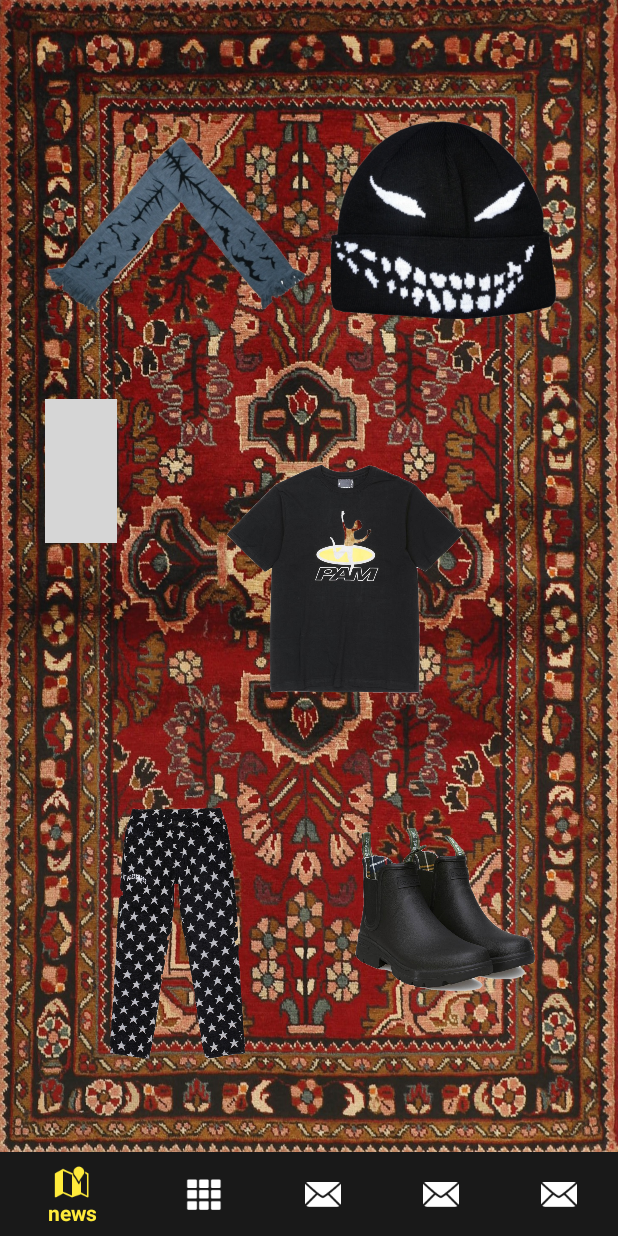
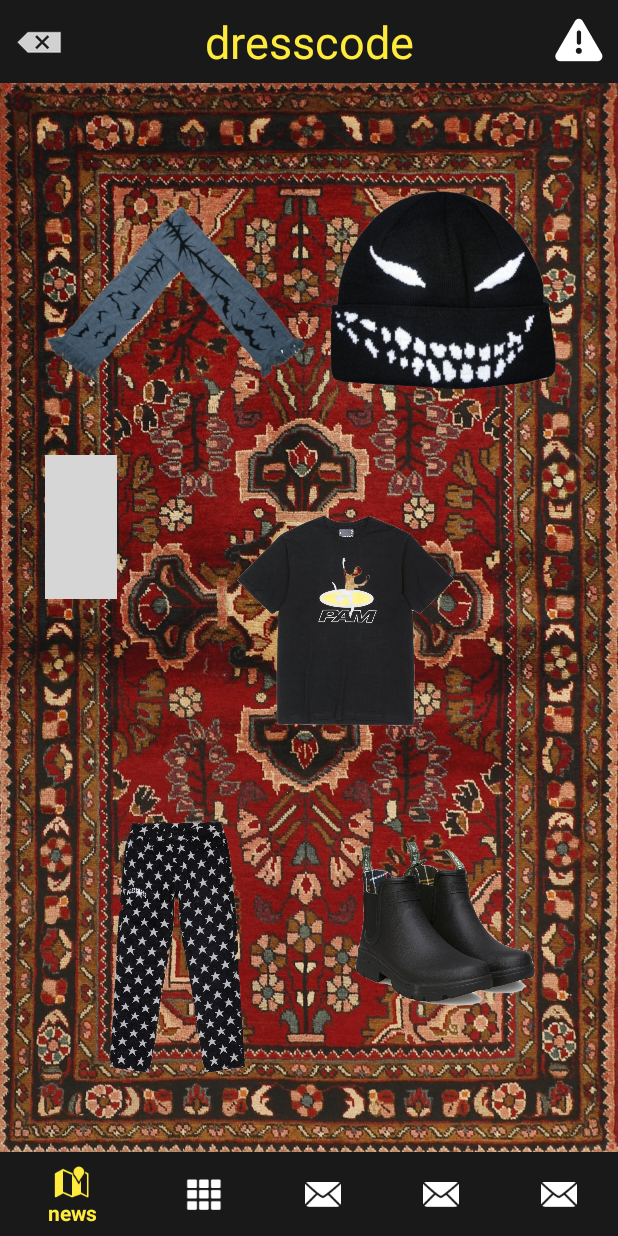
Before and after one commit to biba-boba-2-dolboeba/dresscode-proj, an Android app: the MainActivity screen opened directly, with no data from a screen before it, on a phone screen of 412 x 824 dp. Run offline under Robolectric (Android 15) with nearby library versions, the phone set to English and light mode, and no system bars; grey boxes are pictures that could not be loaded.

Commit message:
created upBottomNavigateView

```diff
--- /dev/null
+++ b/app/src/main/res/drawable/click.xml
@@ -0,0 +1,12 @@
+<?xml version="1.0" encoding="utf-8"?>
+<selector xmlns:android="http://schemas.android.com/apk/res/android">
+
+    <item
+        android:state_pressed="true"
+        android:color="@color/yellow"/>
+
+    <item
+        android:state_pressed="false"
+        android:color="@android:color/background_light"/>
+
+</selector>
--- a/app/src/main/res/layout/main_activity_layout.xml
+++ b/app/src/main/res/layout/main_activity_layout.xml
@@ -16,7 +16,7 @@
         app:layout_constraintBottom_toTopOf="@+id/down_bottom_navigation"
         app:layout_constraintEnd_toEndOf="parent"
         app:layout_constraintStart_toStartOf="parent"
-        app:layout_constraintTop_toTopOf="parent">
+        app:layout_constraintTop_toBottomOf="@+id/constraintLayout3">
 
         <LinearLayout
             android:layout_width="0dp"
@@ -107,20 +107,74 @@
             </LinearLayout>
 
         </LinearLayout>
+
     </androidx.constraintlayout.widget.ConstraintLayout>
 
     <com.google.android.material.bottomnavigation.BottomNavigationView
         android:id="@+id/down_bottom_navigation"
         android:layout_width="match_parent"
         android:layout_height="wrap_content"
+        android:background="@color/main_background_color"
         app:itemIconTint="@drawable/selector"
         app:itemTextColor="@drawable/selector"
-        android:background="@color/first_color"
         app:layout_constraintBottom_toBottomOf="parent"
         app:layout_constraintEnd_toEndOf="parent"
         app:layout_constraintStart_toStartOf="parent"
-        app:layout_constraintTop_toTopOf="parent"
-        app:layout_constraintVertical_bias="1.0"
         app:menu="@menu/menu_down_botton_navigation" />
 
+    <androidx.constraintlayout.widget.ConstraintLayout
+        android:id="@+id/constraintLayout3"
+        android:layout_width="match_parent"
+        android:layout_height="55dp"
+        android:background="@color/main_background_color"
+        app:layout_constraintEnd_toEndOf="parent"
+        app:layout_constraintStart_toStartOf="parent"
+        app:layout_constraintTop_toTopOf="parent">
+
+        <TextView
+            android:id="@+id/textView5"
+            android:layout_width="wrap_content"
+            android:layout_height="wrap_content"
+            android:text="@string/app_name"
+            android:textColor="@color/yellow"
+            android:textSize="30sp"
+            app:layout_constraintBottom_toBottomOf="parent"
+            app:layout_constraintEnd_toEndOf="parent"
+            app:layout_constraintStart_toStartOf="parent"
+            app:layout_constraintTop_toTopOf="parent" />
+
+        <ImageButton
+            android:id="@+id/imageButton2"
+            android:layout_width="wrap_content"
+            android:layout_height="wrap_content"
+            android:layout_marginStart="10dp"
+            android:background="@null"
+            android:tint="@drawable/click"
+            android:scaleType="centerInside"
+            app:layout_constraintBottom_toBottomOf="parent"
+            app:layout_constraintEnd_toStartOf="@+id/textView5"
+            app:layout_constraintHorizontal_bias="0.0"
+            app:layout_constraintStart_toStartOf="parent"
+            app:layout_constraintTop_toTopOf="parent"
+            app:srcCompat="@android:drawable/ic_input_delete" />
+
+        <ImageButton
+            android:id="@+id/imageButton3"
+            android:layout_width="wrap_content"
+            android:layout_height="wrap_content"
+            android:layout_marginEnd="10dp"
+            android:background="@null"
+            android:tint="@drawable/click"
+            android:scaleType="centerInside"
+            app:layout_constraintBottom_toBottomOf="parent"
+            app:layout_constraintEnd_toEndOf="parent"
+            app:layout_constraintHorizontal_bias="1.0"
+            app:layout_constraintStart_toEndOf="@+id/textView5"
+            app:layout_constraintTop_toTopOf="parent"
+            app:srcCompat="@android:drawable/ic_dialog_alert" />
+
+
+    </androidx.constraintlayout.widget.ConstraintLayout>
+
+
 </androidx.constraintlayout.widget.ConstraintLayout>
--- a/app/src/main/res/layout/sign_in_layout.xml
+++ b/app/src/main/res/layout/sign_in_layout.xml
@@ -4,7 +4,7 @@
     xmlns:tools="http://schemas.android.com/tools"
     android:layout_width="match_parent"
     android:layout_height="match_parent"
-    android:background="@color/first_color"
+    android:background="@color/main_background_color"
     android:layout_centerHorizontal="false"
     android:visibility="visible"
     tools:context=".screens.signin_screen.SignInActivity">
@@ -52,6 +52,7 @@
             android:layout_alignParentBottom="true"
             android:ems="10"
             android:textColorHint="@color/white"
+            android:textColor="@color/white"
             android:hint="@string/name_field"
             android:importantForAutofill="no"
             android:inputType="textEmailAddress"
@@ -74,6 +75,8 @@
             android:ems="10"
             android:hint="@string/enter_pass"
             android:importantForAutofill="no"
+            android:textColor="@color/white"
+            android:textColorHint="@color/white"
             android:inputType="textPassword"
             app:layout_constraintBottom_toBottomOf="parent"
             app:layout_constraintEnd_toEndOf="parent"
@@ -120,6 +123,7 @@
             android:layout_height="wrap_content"
             android:layout_alignParentEnd="true"
             android:layout_alignParentBottom="true"
+            android:textColor="@color/white"
             android:clickable="true"
             android:focusable="true"
             android:text="@string/forgot_account"
--- a/app/src/main/res/menu/menu_up_botton_navigation.xml
+++ b/app/src/main/res/menu/menu_up_botton_navigation.xml
@@ -11,12 +11,4 @@
         android:icon="@android:drawable/ic_dialog_dialer"
         android:title="calendar"/>
 
-    <item
-        android:id="@+id/main_page"
-        android:icon="@android:drawable/ic_dialog_email"
-        android:title="main"/>
-
-
-
-
 </menu>
--- a/app/src/main/res/values/colors.xml
+++ b/app/src/main/res/values/colors.xml
@@ -2,7 +2,7 @@
 <resources>
     <color name="colorPrimary">#008577</color>
     <color name="colorPrimaryDark">#00574B</color>
-    <color name="first_color">#191919</color>
+    <color name="main_background_color">#191919</color>
     <color name="red_error">#f00</color>
     <color name="yellow">#FFEB3B</color>
     <color name="total_black">#000000</color>
--- a/app/src/main/res/values/styles.xml
+++ b/app/src/main/res/values/styles.xml
@@ -5,7 +5,7 @@
         <!-- Customize your theme here. -->
         <item name="colorPrimary">@color/colorPrimary</item>
         <item name="colorPrimaryDark">@color/colorPrimaryDark</item>
-        <item name="colorAccent">@color/first_color</item>
+        <item name="colorAccent">@color/main_background_color</item>
     </style>
 
     <style name="Theme.AppCompat.Light.NoActionBar.FullScreen" parent="@style/Theme.AppCompat.Light.NoActionBar">
```
